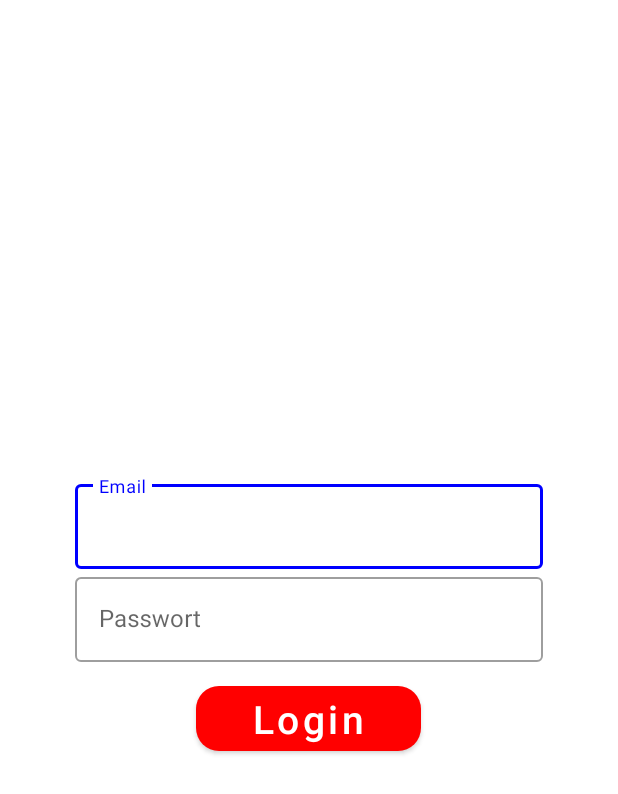
After one commit to StefanSator/MensaplanAndroid, an Android app: the LoginActivity screen opened directly, with no data from a screen before it, on a phone screen of 412 x 824 dp. The commit adds this screen. Shown: the top 794 px of the screen. Run offline under Robolectric (Android 15) with nearby library versions, the phone set to English and light mode, and no system bars.

Commit message:
LoginScreen Design implemented

```diff
--- a/app/src/main/AndroidManifest.xml
+++ b/app/src/main/AndroidManifest.xml
@@ -17,6 +17,7 @@
                 <category android:name="android.intent.category.LAUNCHER" />
             </intent-filter>
         </activity>
+        <activity android:name=".LoginActivity"/>
         <activity android:name=".MainActivity"/>
         <activity android:name=".MealDetailActivity"
             android:theme="@style/Theme.MaterialComponents.TraTheme.AppCompat.Transparent.NoActionBar" />
--- /dev/null
+++ b/app/src/main/java/com/stefansator/mensaplan/LoginActivity.java
@@ -0,0 +1,14 @@
+package com.stefansator.mensaplan;
+
+import android.os.Bundle;
+
+import androidx.appcompat.app.AppCompatActivity;
+
+public class LoginActivity extends AppCompatActivity {
+
+    @Override
+    protected void onCreate(Bundle savedInstanceState) {
+        super.onCreate(savedInstanceState);
+        setContentView(R.layout.activity_login);
+    }
+}
--- a/app/src/main/java/com/stefansator/mensaplan/StartActivity.java
+++ b/app/src/main/java/com/stefansator/mensaplan/StartActivity.java
@@ -1,5 +1,6 @@
 package com.stefansator.mensaplan;
 
+import android.content.Intent;
 import android.os.Bundle;
 import android.view.View;
 
@@ -21,6 +22,8 @@ public class StartActivity extends AppCompatActivity {
 
     /* Action to switch from current Activity to LoginActivity */
     public void loginButtonClicked(View view) {
-        // TODO
+        // Open a Login Window
+        Intent intent = new Intent(this.getApplicationContext(), LoginActivity.class);
+        startActivity(intent);
     }
 }
--- /dev/null
+++ b/app/src/main/res/layout/activity_login.xml
@@ -0,0 +1,58 @@
+<?xml version="1.0" encoding="utf-8"?>
+
+<androidx.constraintlayout.widget.ConstraintLayout
+    xmlns:android="http://schemas.android.com/apk/res/android"
+    xmlns:app="http://schemas.android.com/apk/res-auto"
+    android:layout_height="match_parent"
+    android:layout_width="match_parent" >
+
+    <LinearLayout
+        xmlns:android="http://schemas.android.com/apk/res/android"
+        xmlns:app="http://schemas.android.com/apk/res-auto"
+        android:orientation="vertical"
+        android:layout_height="match_parent"
+        android:layout_width="match_parent"
+        android:paddingEnd="50dp"
+        android:paddingStart="50dp"
+        android:gravity="center">
+
+        <com.google.android.material.textfield.TextInputLayout
+            android:layout_width="match_parent"
+            android:layout_height="wrap_content"
+            style="@style/Widget.MaterialComponents.TextInputLayout.OutlinedBox"
+            android:hint="@string/email_input_hint">
+
+            <com.google.android.material.textfield.TextInputEditText
+                android:layout_width="match_parent"
+                android:layout_height="wrap_content"/>
+
+        </com.google.android.material.textfield.TextInputLayout>
+
+        <com.google.android.material.textfield.TextInputLayout
+            android:layout_width="match_parent"
+            android:layout_height="wrap_content"
+            style="@style/Widget.MaterialComponents.TextInputLayout.OutlinedBox"
+            android:hint="@string/passwort_input_hint">
+
+            <com.google.android.material.textfield.TextInputEditText
+                android:layout_width="match_parent"
+                android:layout_height="wrap_content"
+                android:inputType="textPassword"/>
+
+        </com.google.android.material.textfield.TextInputLayout>
+
+        <com.google.android.material.button.MaterialButton
+            android:id="@+id/login_button"
+            style="@style/Widget.MaterialComponents.Button"
+            android:layout_width="150dp"
+            android:layout_height="wrap_content"
+            android:text="@string/login_button_label"
+            android:textSize="26sp"
+            android:textAllCaps="false"
+            android:layout_marginTop="10dp"
+            app:backgroundTint="@color/buttonColorPrimary"
+            app:cornerRadius="15dp"/>
+
+    </LinearLayout>
+
+</androidx.constraintlayout.widget.ConstraintLayout>
--- a/app/src/main/res/layout/activity_start.xml
+++ b/app/src/main/res/layout/activity_start.xml
@@ -16,13 +16,14 @@
         android:layout_marginBottom="8dp"
         android:contentDescription="@string/oth_logo"
         android:src="@drawable/othlogo"
-        app:layout_constraintBottom_toTopOf="@+id/roundedButton"
+        app:layout_constraintBottom_toTopOf="@+id/login_button_start"
         app:layout_constraintEnd_toEndOf="parent"
         app:layout_constraintStart_toStartOf="parent"
         app:layout_constraintTop_toTopOf="parent" />
 
-    <com.stefansator.mensaplan.RoundedButton
-        android:id="@+id/roundedButton"
+    <com.google.android.material.button.MaterialButton
+        android:id="@+id/login_button_start"
+        style="@style/Widget.MaterialComponents.Button"
         android:layout_width="215dp"
         android:layout_height="85dp"
         android:layout_marginStart="8dp"
@@ -33,13 +34,15 @@
         android:textAllCaps="false"
         android:textSize="42sp"
         android:onClick="loginButtonClicked"
+        app:backgroundTint="@color/buttonColorPrimary"
+        app:cornerRadius="15dp"
         app:layout_constraintBottom_toBottomOf="parent"
         app:layout_constraintEnd_toEndOf="parent"
         app:layout_constraintStart_toStartOf="parent"
         app:layout_constraintTop_toTopOf="parent" />
 
     <com.google.android.material.button.MaterialButton
-        android:id="@+id/material_text_button"
+        android:id="@+id/register_text_button"
         style="@style/Widget.MaterialComponents.Button.TextButton"
         android:layout_width="wrap_content"
         android:layout_height="wrap_content"
@@ -51,6 +54,6 @@
         android:onClick="registerButtonClicked"
         app:layout_constraintEnd_toEndOf="parent"
         app:layout_constraintStart_toStartOf="parent"
-        app:layout_constraintTop_toBottomOf="@+id/roundedButton" />
+        app:layout_constraintTop_toBottomOf="@+id/login_button_start" />
 
 </androidx.constraintlayout.widget.ConstraintLayout>
--- a/app/src/main/res/values/colors.xml
+++ b/app/src/main/res/values/colors.xml
@@ -3,4 +3,5 @@
     <color name="colorPrimary">#0000FF</color>
     <color name="colorPrimaryDark">#0000FF</color>
     <color name="colorAccent">#0000FF</color>
+    <color name="buttonColorPrimary">#ff0000</color>
 </resources>
--- a/app/src/main/res/values/strings.xml
+++ b/app/src/main/res/values/strings.xml
@@ -17,7 +17,9 @@
     <string name="unsubscribeText">Als Favorit entfernen</string>
     <string name="add">+</string>
     <string name="minus">-</string>
-    <string name="login_button_label">Login</string>
     <string name="register_button_label">Nock kein Kunde? Register</string>
     <string name="oth_logo">OTH-Logo</string>
+    <string name="email_input_hint">Email</string>
+    <string name="passwort_input_hint">Passwort</string>
+    <string name="login_button_label">Login</string>
 </resources>
```
